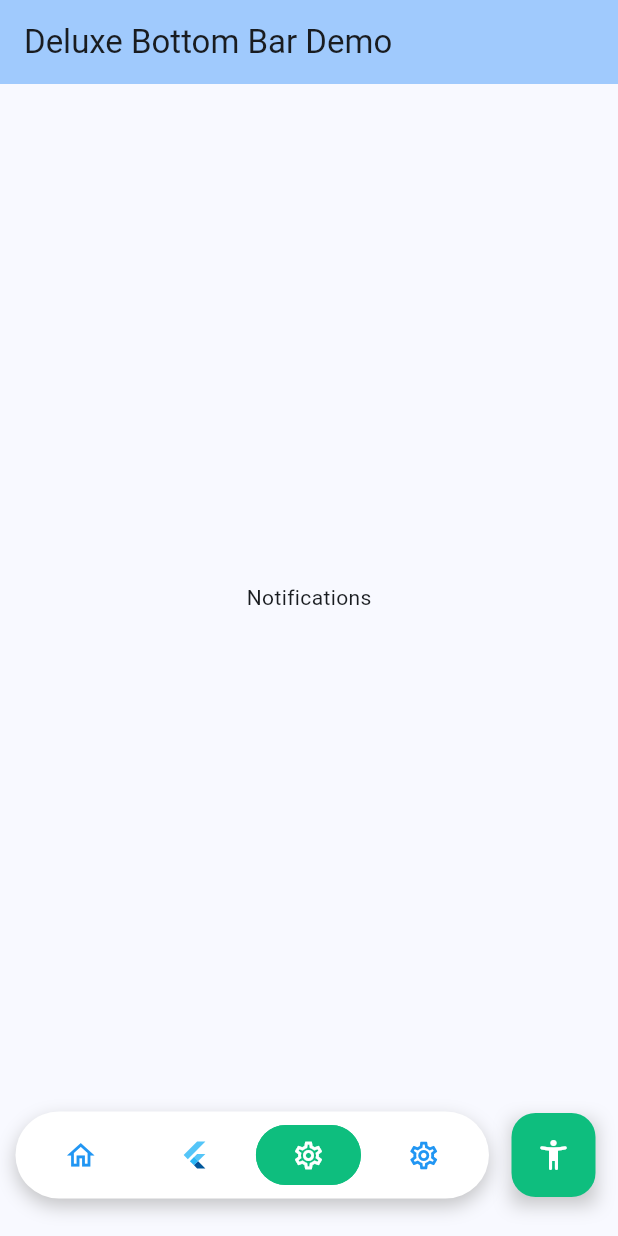
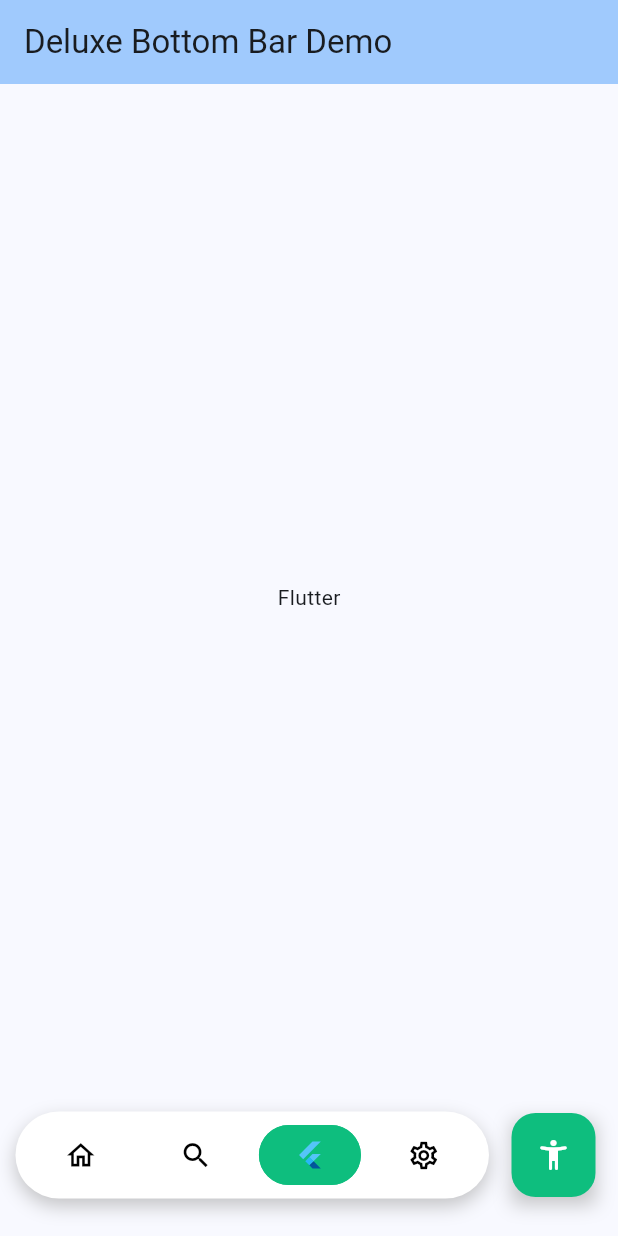
Before and after one commit to DyrALT/Deluxe-Bottom-Bar, a Flutter app: the screen it shows after launch, item 3 of the bottom bar chosen, on a phone screen of 412 x 824 dp. Run offline on Flutter 3.47's test engine with Material 3 defaults, Android fonts, the phone set to English and light mode, and no system bars.

Commit message:
Update CHANGELOG for version 1.1.1, enhance README with example usage, and modify DeluxeBottomBar implementation in example

```diff
--- a/example/lib/main.dart
+++ b/example/lib/main.dart
@@ -72,7 +72,7 @@ class _MyHomePageState extends State<MyHomePage> {
         buttonStyle: const DeluxeBottomBarButtonStyle(
           selectedButtonBackgroundColor: Color(0xff0ebe7e),
           iconSize: 22,
-          iconColor: Colors.blue,
+          // iconColor: Colors.blue,
           selectedButtonIconColor: Colors.white,
         ),
         actionButtonStyle: const DeluxeBottomBarActionButtonStyle(
@@ -89,16 +89,16 @@ class _MyHomePageState extends State<MyHomePage> {
             ),
           ),
           DeluxeBottomBarItem(
-            icon: FlutterLogo(
-              size: 20,
+            icon: Icon(
+              Icons.search_outlined,
             ),
             tooltip: 'Search',
           ),
           DeluxeBottomBarItem(
-            icon: Icon(
-              Icons.settings_outlined,
+            icon: FlutterLogo(
+              size: 20,
             ),
-            tooltip: 'Settings',
+            tooltip: 'Flutter',
           ),
           DeluxeBottomBarItem(
             icon: Icon(
@@ -113,9 +113,8 @@ class _MyHomePageState extends State<MyHomePage> {
         children: const [
           Center(child: Text('Home')),
           Center(child: Text('Search')),
-          Center(child: Text('Notifications')),
+          Center(child: Text('Flutter')),
           Center(child: Text('Settings')),
-          // Center(child: Text('Notifications')),
         ],
       ),
     );
--- a/pubspec.yaml
+++ b/pubspec.yaml
@@ -1,6 +1,6 @@
 name: deluxe_bottom_bar
 description: "Deluxe Bottom Bar is a Flutter package that provides a customizable bottom navigation bar for your Flutter applications."
-version: 1.1.0
+version: 1.1.1
 homepage: https://github.com/DyrALT/Deluxe-Bottom-Bar
 repository: https://github.com/DyrALT/Deluxe-Bottom-Bar
 issue_tracker: https://github.com/DyrALT/Deluxe-Bottom-Bar/issues
```
Also changed, not shown: 2 other files.
